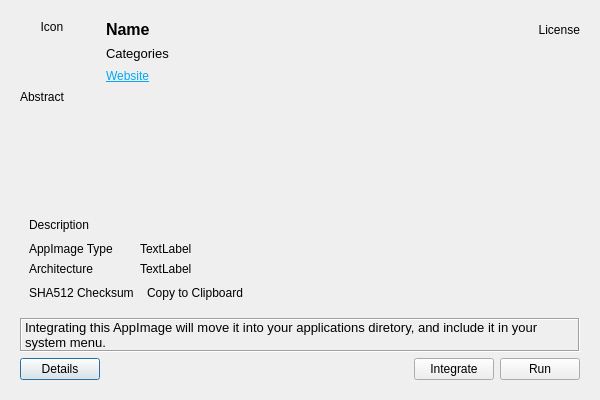
First picture: the form in src/launcher/ui.ui, repository TheAssassin/AppImageLauncher, before the edit.
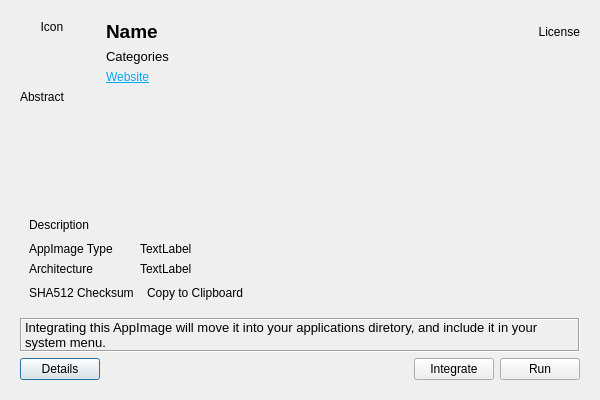
Second picture: the form after the edit. Icons and pictures are not drawn.

Commit message: Add license label.

```diff
--- a/src/launcher/ui.ui
+++ b/src/launcher/ui.ui
@@ -259,47 +259,7 @@
          </property>
         </widget>
        </item>
-       <item row="1" column="1" colspan="3">
-        <widget class="QLabel" name="labelCategories">
-         <property name="font">
-          <font>
-           <pointsize>10</pointsize>
-           <weight>50</weight>
-           <italic>false</italic>
-           <bold>false</bold>
-          </font>
-         </property>
-         <property name="text">
-          <string>Categories</string>
-         </property>
-         <property name="wordWrap">
-          <bool>true</bool>
-         </property>
-        </widget>
-       </item>
-       <item row="2" column="1" colspan="3">
-        <widget class="QLabel" name="labelLinks">
-         <property name="text">
-          <string>&lt;html&gt;&lt;head/&gt;&lt;body&gt;&lt;p&gt;&lt;a href=&quot;http://appimage.org&quot;&gt;&lt;span style=&quot; text-decoration: underline; color:#03a9f4;&quot;&gt;Website&lt;/span&gt;&lt;/a&gt;&lt;/p&gt;&lt;/body&gt;&lt;/html&gt;</string>
-         </property>
-         <property name="textFormat">
-          <enum>Qt::RichText</enum>
-         </property>
-         <property name="alignment">
-          <set>Qt::AlignLeading|Qt::AlignLeft|Qt::AlignVCenter</set>
-         </property>
-         <property name="wordWrap">
-          <bool>true</bool>
-         </property>
-         <property name="openExternalLinks">
-          <bool>true</bool>
-         </property>
-         <property name="textInteractionFlags">
-          <set>Qt::LinksAccessibleByKeyboard|Qt::LinksAccessibleByMouse</set>
-         </property>
-        </widget>
-       </item>
-       <item row="0" column="1" colspan="3">
+       <item row="0" column="1" colspan="4">
         <widget class="QLabel" name="labelName">
          <property name="sizePolicy">
           <sizepolicy hsizetype="MinimumExpanding" vsizetype="Preferred">
@@ -309,7 +269,7 @@
          </property>
          <property name="font">
           <font>
-           <pointsize>12</pointsize>
+           <pointsize>14</pointsize>
            <weight>75</weight>
            <bold>true</bold>
           </font>
@@ -328,7 +288,7 @@
          </property>
         </widget>
        </item>
-       <item row="0" column="4" colspan="2">
+       <item row="0" column="5">
         <widget class="QLabel" name="labelLicense">
          <property name="text">
           <string>License</string>
@@ -338,6 +298,46 @@
          </property>
         </widget>
        </item>
+       <item row="1" column="1" colspan="4">
+        <widget class="QLabel" name="labelCategories">
+         <property name="font">
+          <font>
+           <pointsize>10</pointsize>
+           <weight>50</weight>
+           <italic>false</italic>
+           <bold>false</bold>
+          </font>
+         </property>
+         <property name="text">
+          <string>Categories</string>
+         </property>
+         <property name="wordWrap">
+          <bool>true</bool>
+         </property>
+        </widget>
+       </item>
+       <item row="2" column="1" colspan="4">
+        <widget class="QLabel" name="labelLinks">
+         <property name="text">
+          <string>&lt;html&gt;&lt;head/&gt;&lt;body&gt;&lt;p&gt;&lt;a href=&quot;http://appimage.org&quot;&gt;&lt;span style=&quot; text-decoration: underline; color:#03a9f4;&quot;&gt;Website&lt;/span&gt;&lt;/a&gt;&lt;/p&gt;&lt;/body&gt;&lt;/html&gt;</string>
+         </property>
+         <property name="textFormat">
+          <enum>Qt::RichText</enum>
+         </property>
+         <property name="alignment">
+          <set>Qt::AlignLeading|Qt::AlignLeft|Qt::AlignVCenter</set>
+         </property>
+         <property name="wordWrap">
+          <bool>true</bool>
+         </property>
+         <property name="openExternalLinks">
+          <bool>true</bool>
+         </property>
+         <property name="textInteractionFlags">
+          <set>Qt::LinksAccessibleByKeyboard|Qt::LinksAccessibleByMouse</set>
+         </property>
+        </widget>
+       </item>
       </layout>
      </widget>
      <widget class="QWidget" name="completionPage">
```
The commit also changes 2 other files.
